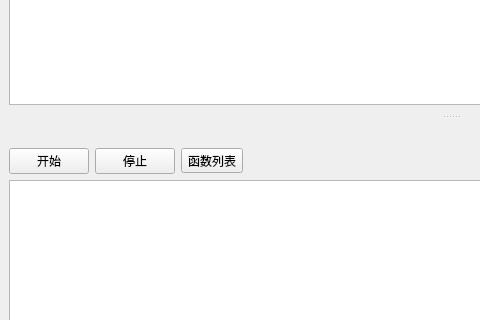
fj11/backtesters, file ui/coding.ui: the form before one commit; both pictures show x 0 to 480 and y 269 to 589 of the 902 by 672 pixel window.
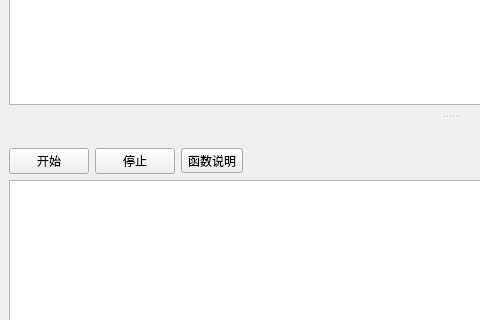
The form after the commit. Icons and pictures are not drawn.

Diff of the .ui file:
```diff
--- a/ui/coding.ui
+++ b/ui/coding.ui
@@ -66,7 +66,7 @@
            <item>
             <widget class="QToolButton" name="toolButton">
              <property name="text">
-              <string>函数列表</string>
+              <string>函数说明</string>
              </property>
             </widget>
            </item>
```
